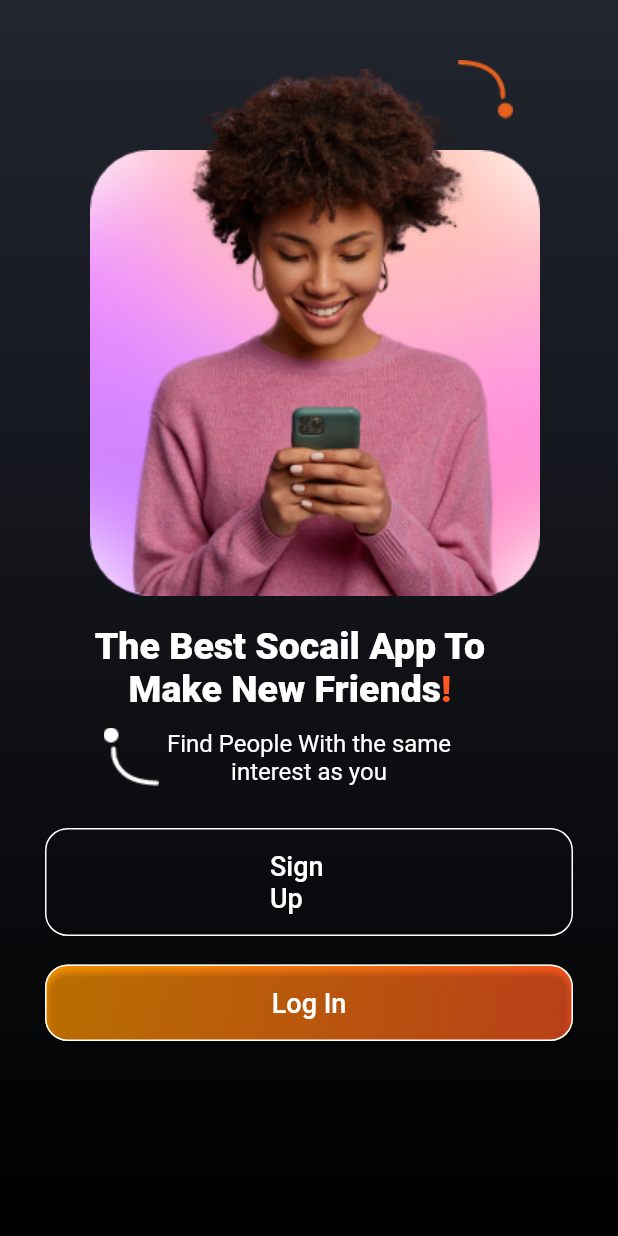
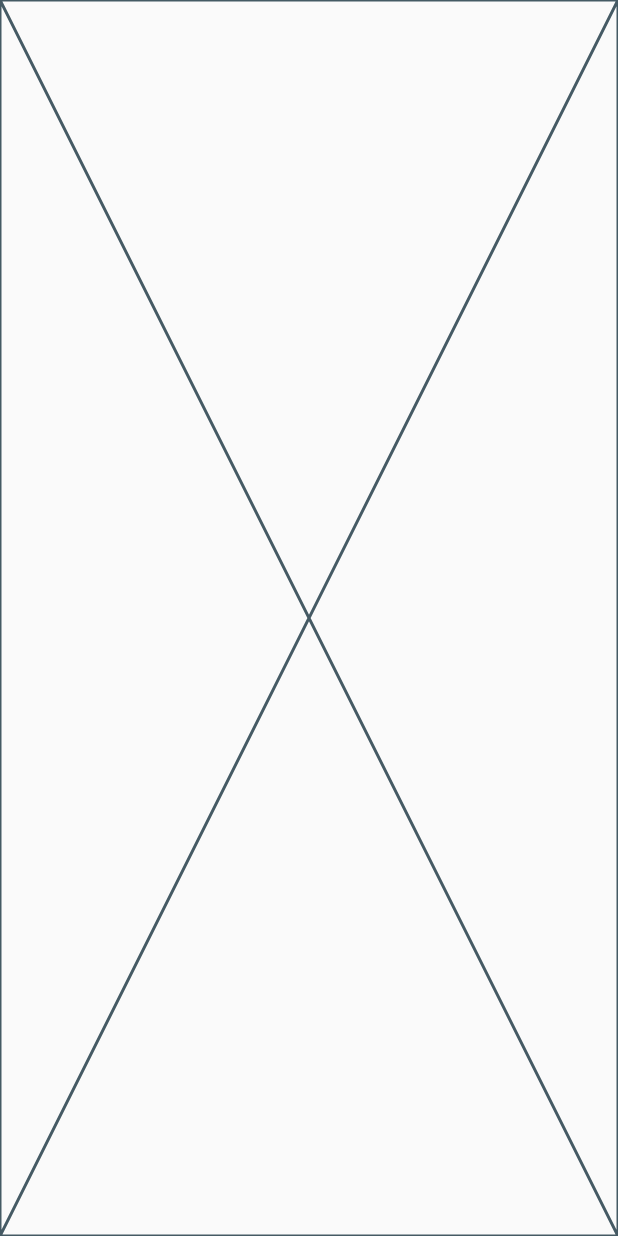
Before and after one commit to sanaullah-dev/task-first, a Flutter app: the screen it shows after launch, on a phone screen of 412 x 824 dp. Run offline on Flutter 3.47's test engine with Material 2 defaults, Android fonts, the phone set to English and light mode, and no system bars.

Commit message:
second task

```diff
--- a/lib/main.dart
+++ b/lib/main.dart
@@ -1,6 +1,5 @@
 import 'package:flutter/material.dart';
-import 'package:task1/home_screen.dart';
-import 'package:task1/second_screen.dart';
+import 'package:task1/task_2/home_screen.dart';
 
 void main() {
   runApp(const MyApp());
--- a/lib/second_screen.dart
+++ b/lib/task_1/login_second_screen.dart
@@ -1,7 +1,7 @@
 import 'package:flutter/material.dart';
 
-class SecondScreen extends StatelessWidget {
-  const SecondScreen({super.key});
+class LoginSecondScreen extends StatelessWidget {
+  const LoginSecondScreen({super.key});
 
   @override
   Widget build(BuildContext context) {
--- /dev/null
+++ b/lib/task_2/home_screen.dart
@@ -0,0 +1,12 @@
+import 'package:flutter/material.dart';
+
+class HomeScreen extends StatelessWidget {
+  const HomeScreen({super.key});
+
+  @override
+  Widget build(BuildContext context) {
+    return Scaffold(
+      body: Placeholder(),
+    );
+  }
+}
```
Also changed, not shown: lib/task_1/login_first_screen.dart (renamed from lib/home_screen.dart, +4 -4 lines).
